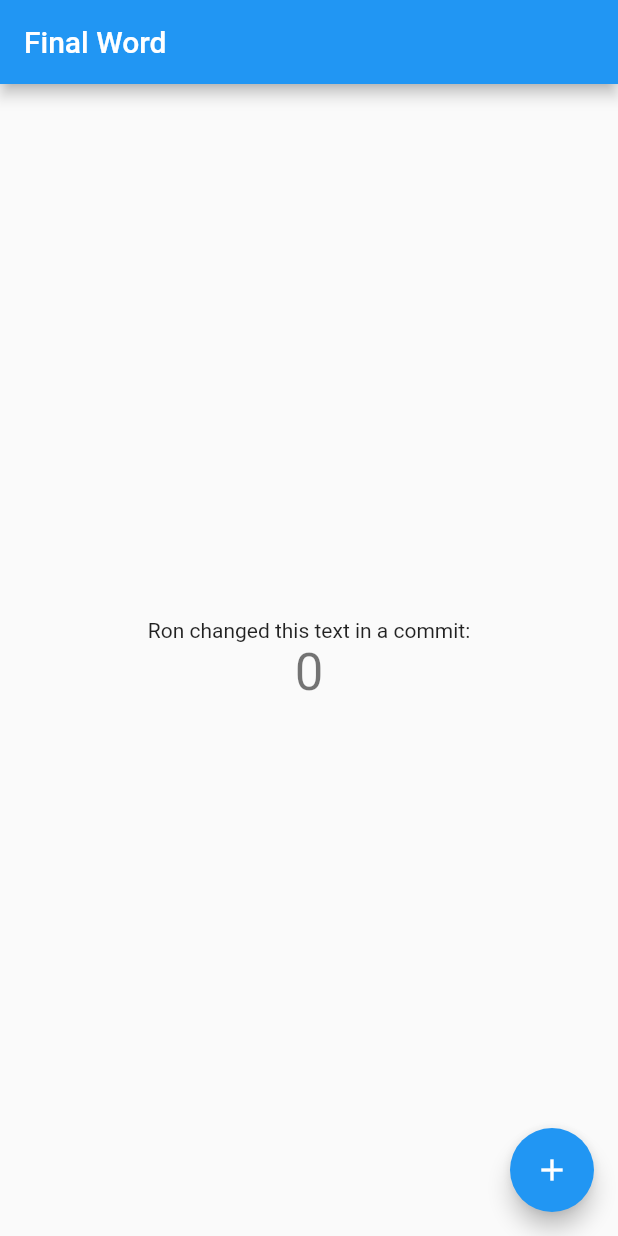
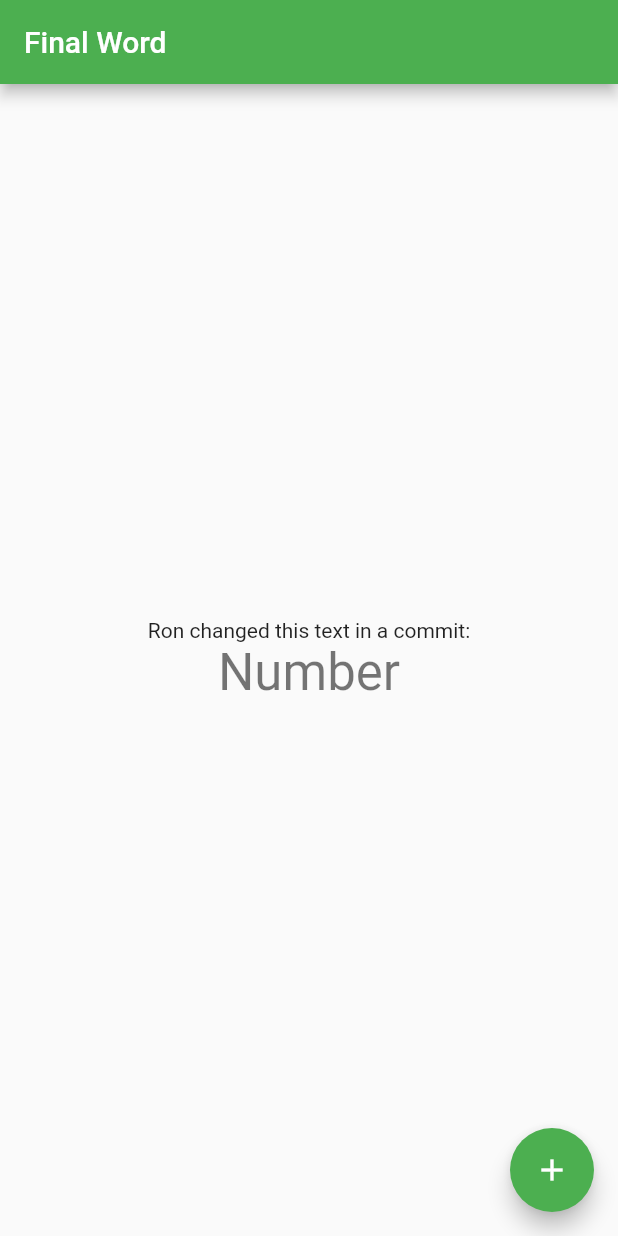
Before and after one commit to agbolton/the_final_word, a Flutter app: the screen it shows after launch, on a phone screen of 412 x 824 dp. Run offline on Flutter 3.47's test engine with Material 2 defaults, Android fonts, the phone set to English and light mode, and no system bars.

Commit message:
clean up

```diff
--- a/lib/main.dart
+++ b/lib/main.dart
@@ -1,69 +1,33 @@
-//ron test commit
 import 'package:flutter/material.dart';
 
 void main() {
-  runApp(MyApp());
+  runApp(App());
 }
 
-class MyApp extends StatelessWidget {
-  // This widget is the root of your application.
+class App extends StatelessWidget {
   @override
   Widget build(BuildContext context) {
     return MaterialApp(
       title: 'Flutter Demo',
       theme: ThemeData(
-        // This is the theme of your application.
-        //
-        // Try running your application with "flutter run". You'll see the
-        // application has a blue toolbar. Then, without quitting the app, try
-        // changing the primarySwatch below to Colors.green and then invoke
-        // "hot reload" (press "r" in the console where you ran "flutter run",
-        // or simply save your changes to "hot reload" in a Flutter IDE).
-        // Notice that the counter didn't reset back to zero; the application
-        // is not restarted.
-        primarySwatch: Colors.blue,
-        // This makes the visual density adapt to the platform that you run
-        // the app on. For desktop platforms, the controls will be smaller and
-        // closer together (more dense) than on mobile platforms.
+        primarySwatch: Colors.green,
         visualDensity: VisualDensity.adaptivePlatformDensity,
       ),
-      home: MyHomePage(title: 'Final Word'),
+      home: OurContent(title: 'Final Word'),
     );
   }
 }
 
-class MyHomePage extends StatefulWidget {
-  MyHomePage({Key key, this.title}) : super(key: key);
-
-  // This widget is the home page of your application. It is stateful, meaning
-  // that it has a State object (defined below) that contains fields that affect
-  // how it looks.
-
-  // This class is the configuration for the state. It holds the values (in this
-  // case the title) provided by the parent (in this case the App widget) and
-  // used by the build method of the State. Fields in a Widget subclass are
-  // always marked "final".
+class OurContent extends StatefulWidget {
+  OurContent({Key key, this.title}) : super(key: key);
 
   final String title;
 
   @override
-  _MyHomePageState createState() => _MyHomePageState();
+  _OurContentState createState() => _OurContentState();
 }
 
-class _MyHomePageState extends State<MyHomePage> {
-  int _counter = 0;
-
-  void _incrementCounter() {
-    setState(() {
-      // This call to setState tells the Flutter framework that something has
-      // changed in this State, which causes it to rerun the build method below
-      // so that the display can reflect the updated values. If we changed
-      // _counter without calling setState(), then the build method would not be
-      // called again, and so nothing would appear to happen.
-      _counter++;
-    });
-  }
-
+class _OurContentState extends State<OurContent> {
   @override
   Widget build(BuildContext context) {
     // This method is rerun every time setState is called, for instance as done
@@ -74,7 +38,7 @@ class _MyHomePageState extends State<MyHomePage> {
     // than having to individually change instances of widgets.
     return Scaffold(
       appBar: AppBar(
-        // Here we take the value from the MyHomePage object that was created by
+        // Here we take the value from the MyOurContent object that was created by
         // the App.build method, and use it to set our appbar title.
         title: Text(widget.title),
       ),
@@ -102,17 +66,17 @@ class _MyHomePageState extends State<MyHomePage> {
               'Ron changed this text in a commit:',
             ),
             Text(
-              '$_counter',
+              'Number',
               style: Theme.of(context).textTheme.headline4,
             ),
           ],
         ),
       ),
       floatingActionButton: FloatingActionButton(
-        onPressed: _incrementCounter,
+        onPressed: () {},
         tooltip: 'Increment',
         child: Icon(Icons.add),
-      ), // This trailing comma makes auto-formatting nicer for build methods.
+      ),
     );
   }
 }
```
